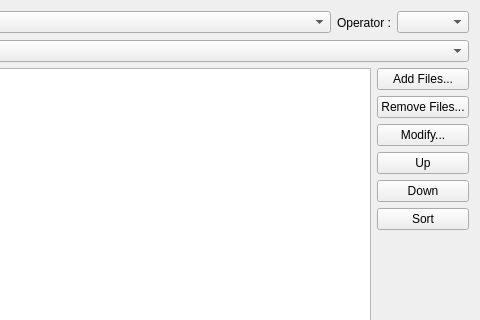
Old version of the form v2/branches/dev/plugins/base/XUP/src/xupmanager/ui/UIXUPProjectEditor.ui in the repository testmana2/mks; both pictures show x 160 to 640 and y 0 to 320 of the 640 by 480 pixel window.
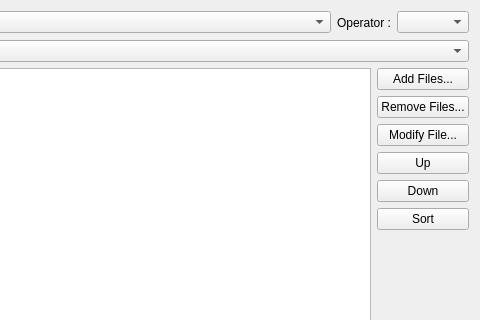
New version of the form. Icons and pictures are not drawn. Custom widgets are drawn as their Qt base class.

Commit message: creaet and apply filters to views

Patch:
```diff
--- a/v2/branches/dev/plugins/base/XUP/src/xupmanager/ui/UIXUPProjectEditor.ui
+++ b/v2/branches/dev/plugins/base/XUP/src/xupmanager/ui/UIXUPProjectEditor.ui
@@ -181,7 +181,7 @@
        <item row="2" column="1" >
         <widget class="QPushButton" name="pbModifyProjectFile" >
          <property name="text" >
-          <string>Modify...</string>
+          <string>Modify File...</string>
          </property>
          <property name="icon" >
           <iconset resource="../../resources/XUPManager.qrc" >:/editor/icons/editor/modify.png</iconset>
```
Left out of the diff: 6 changed lines with no effect on the pictures. The commit also changes 2 other files.
